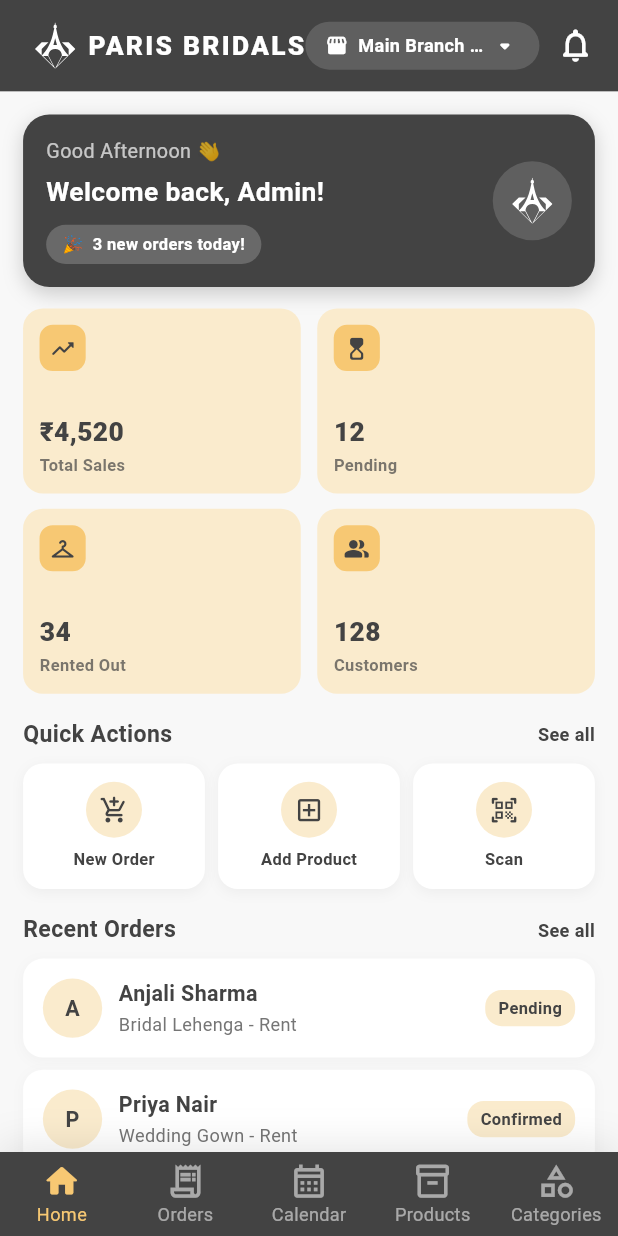
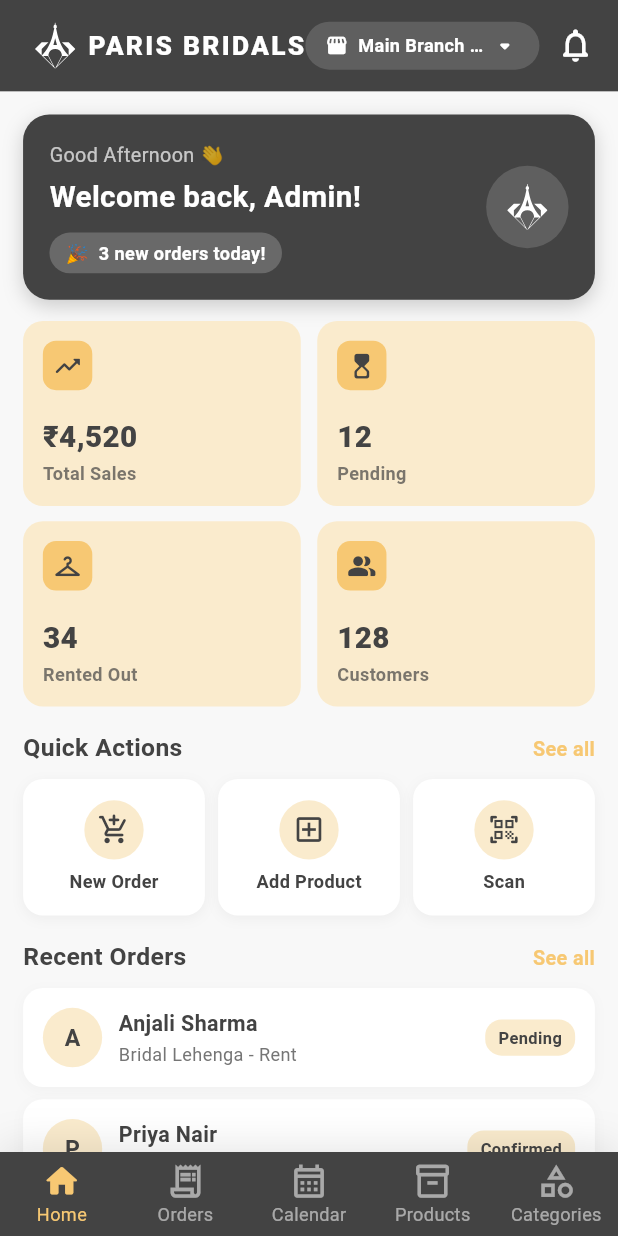
Before and after one commit to abijithsupportta/parisbridals, a Flutter app: the MainLayout screen opened directly, on a phone screen of 412 x 824 dp. Run offline on Flutter 3.47's test engine with Material 3 defaults, Android fonts, the phone set to English and light mode, and no system bars; our stand-ins replace cached_network_image, dio, flutter_dotenv, flutter_riverpod, flutter_secure_storage, flutter_svg and 2 more; accounts and stored records are empty; network calls fail.

Commit message:
feat: implement all 6 Flutter responsive golden rules - FittedBox, Flexible, maxLines, LayoutBuilder, Wrap, clamped scales

```diff
--- a/apps/mobile/lib/features/dashboard/views/dashboard_view.dart
+++ b/apps/mobile/lib/features/dashboard/views/dashboard_view.dart
@@ -19,7 +19,13 @@
         children: [
           _buildGreetingBanner(),
           SizedBox(height: Responsive.h(14)),
-          _buildSummaryCards(),
+          // LayoutBuilder: adaptive grid columns based on screen width
+          LayoutBuilder(
+            builder: (context, constraints) {
+              final crossAxisCount = constraints.maxWidth > 500 ? 3 : 2;
+              return _buildSummaryCards(crossAxisCount);
+            },
+          ),
           SizedBox(height: Responsive.h(16)),
           _buildSectionTitle('Quick Actions'),
           SizedBox(height: Responsive.h(8)),
@@ -36,7 +42,7 @@
 
   Widget _buildGreetingBanner() {
     return Container(
-      padding: Responsive.all(14),
+      padding: Responsive.all(16),
       decoration: BoxDecoration(
         color: _primary,
         borderRadius: BorderRadius.circular(Responsive.r(16)),
@@ -50,6 +56,7 @@
       ),
       child: Row(
         children: [
+          // Expanded so text column takes remaining space
           Expanded(
             child: Column(
               crossAxisAlignment: CrossAxisAlignment.start,
@@ -57,14 +64,21 @@
                 Text(
                   'Good Afternoon 👋',
                   style: TextStyle(color: Colors.white70, fontSize: Responsive.sp(12)),
+                  maxLines: 1,
+                  overflow: TextOverflow.ellipsis,
                 ),
                 SizedBox(height: Responsive.h(4)),
-                Text(
+                // FittedBox: auto-shrink if name is too long
+                FittedBox(
+                  fit: BoxFit.scaleDown,
+                  alignment: Alignment.centerLeft,
+                  child: Text(
                     'Welcome back, Admin!',
                     style: TextStyle(
                       color: Colors.white,
-                    fontSize: Responsive.sp(16),
+                      fontSize: Responsive.sp(18),
                       fontWeight: FontWeight.bold,
+                    ),
                   ),
                 ),
                 SizedBox(height: Responsive.h(10)),
@@ -76,7 +90,9 @@
                   ),
                   child: Text(
                     '🎉  3 new orders today!',
-                    style: TextStyle(color: Colors.white, fontSize: Responsive.sp(10), fontWeight: FontWeight.w600),
+                    style: TextStyle(color: Colors.white, fontSize: Responsive.sp(11), fontWeight: FontWeight.w600),
+                    maxLines: 1,
+                    overflow: TextOverflow.ellipsis,
                   ),
                 ),
               ],
@@ -84,8 +100,8 @@
           ),
           SizedBox(width: Responsive.w(10)),
           Container(
-            width: Responsive.w(48),
-            height: Responsive.w(48),
+            width: Responsive.w(50),
+            height: Responsive.w(50),
             decoration: BoxDecoration(
               color: Colors.white.withValues(alpha: 0.15),
               shape: BoxShape.circle,
@@ -104,28 +120,28 @@
     );
   }
 
-  Widget _buildSummaryCards() {
+  Widget _buildSummaryCards(int crossAxisCount) {
     return GridView.count(
-      crossAxisCount: 2,
+      crossAxisCount: crossAxisCount,
       crossAxisSpacing: Responsive.w(10),
       mainAxisSpacing: Responsive.h(10),
       shrinkWrap: true,
       physics: const NeverScrollableScrollPhysics(),
       childAspectRatio: 1.5,
       children: [
-        _buildStatCard('Total Sales',   '₹4,520', Icons.trending_up_rounded,  _primary, _surface),
-        _buildStatCard('Pending',       '12',     Icons.hourglass_top_rounded, _primary, _surface),
-        _buildStatCard('Rented Out',    '34',     Icons.checkroom_rounded,     _primary, _surface),
-        _buildStatCard('Customers',     '128',    Icons.people_alt_rounded,    _primary, _surface),
+        _buildStatCard('Total Sales',   '₹4,520', Icons.trending_up_rounded),
+        _buildStatCard('Pending',       '12',     Icons.hourglass_top_rounded),
+        _buildStatCard('Rented Out',    '34',     Icons.checkroom_rounded),
+        _buildStatCard('Customers',     '128',    Icons.people_alt_rounded),
       ],
     );
   }
 
-  Widget _buildStatCard(String title, String value, IconData icon, Color accent, Color bg) {
+  Widget _buildStatCard(String title, String value, IconData icon) {
     return Container(
-      padding: Responsive.all(10),
+      padding: Responsive.all(12),
       decoration: BoxDecoration(
-        color: bg,
+        color: _surface,
         borderRadius: BorderRadius.circular(Responsive.r(12)),
       ),
       child: Column(
@@ -137,17 +153,24 @@
               color: _accent,
               borderRadius: BorderRadius.circular(Responsive.r(8)),
             ),
-            child: Icon(icon, size: Responsive.icon(16), color: _primary),
+            child: Icon(icon, size: Responsive.icon(18), color: _primary),
           ),
           const Spacer(),
-          Text(
+          // FittedBox: auto-shrink large numbers
+          FittedBox(
+            fit: BoxFit.scaleDown,
+            alignment: Alignment.centerLeft,
+            child: Text(
               value,
-            style: TextStyle(fontSize: Responsive.sp(16), fontWeight: FontWeight.w800, color: accent),
+              style: TextStyle(fontSize: Responsive.sp(18), fontWeight: FontWeight.w800, color: _primary),
+            ),
           ),
           SizedBox(height: Responsive.h(2)),
           Text(
             title,
-            style: TextStyle(fontSize: Responsive.sp(10), fontWeight: FontWeight.w600, color: accent.withValues(alpha: 0.7)),
+            style: TextStyle(fontSize: Responsive.sp(11), fontWeight: FontWeight.w600, color: _primary.withValues(alpha: 0.7)),
+            maxLines: 1,
+            overflow: TextOverflow.ellipsis,
           ),
         ],
       ),
@@ -155,27 +178,31 @@
   }
 
   Widget _buildQuickActions() {
-    return Row(
+    // Wrap: flows to next line if 3 chips don't fit
+    return Wrap(
+      spacing: Responsive.w(8),
+      runSpacing: Responsive.h(8),
       children: [
-        _buildActionChip('New Order',   Icons.add_shopping_cart_rounded, _primary),
-        SizedBox(width: Responsive.w(8)),
-        _buildActionChip('Add Product', Icons.add_box_outlined,         _primary),
-        SizedBox(width: Responsive.w(8)),
-        _buildActionChip('Scan',        Icons.qr_code_scanner_rounded,  _primary),
+        _buildActionChip('New Order',   Icons.add_shopping_cart_rounded),
+        _buildActionChip('Add Product', Icons.add_box_outlined),
+        _buildActionChip('Scan',        Icons.qr_code_scanner_rounded),
       ],
     );
   }
 
-  Widget _buildActionChip(String label, IconData icon, Color color) {
-    return Expanded(
+  Widget _buildActionChip(String label, IconData icon) {
+    // Each chip takes roughly 1/3 of available width minus spacing
+    final chipWidth = (Responsive.screenWidth - Responsive.w(44)) / 3;
+    return SizedBox(
+      width: chipWidth,
       child: Container(
-        padding: Responsive.symmetric(vertical: 12),
+        padding: Responsive.symmetric(vertical: 14),
         decoration: BoxDecoration(
           color: Colors.white,
           borderRadius: BorderRadius.circular(Responsive.r(12)),
           boxShadow: [
             BoxShadow(
-              color: color.withValues(alpha: 0.06),
+              color: _primary.withValues(alpha: 0.06),
               blurRadius: Responsive.r(6),
               offset: Offset(0, Responsive.h(2)),
             ),
@@ -189,13 +216,15 @@
                 color: _surface,
                 shape: BoxShape.circle,
               ),
-              child: Icon(icon, size: Responsive.icon(18), color: color),
+              child: Icon(icon, size: Responsive.icon(20), color: _primary),
             ),
             SizedBox(height: Responsive.h(6)),
-            Text(
+            FittedBox(
+              fit: BoxFit.scaleDown,
+              child: Text(
                 label,
-              style: TextStyle(fontSize: Responsive.sp(10), fontWeight: FontWeight.w700, color: color),
-              overflow: TextOverflow.ellipsis,
+                style: TextStyle(fontSize: Responsive.sp(11), fontWeight: FontWeight.w700, color: _primary),
+              ),
             ),
           ],
         ),
@@ -206,14 +235,17 @@
   Widget _buildSectionTitle(String title) {
     return Row(
       children: [
-        Text(
+        Expanded(
+          child: Text(
             title,
-          style: TextStyle(fontSize: Responsive.sp(14), fontWeight: FontWeight.bold, color: _primary),
+            style: TextStyle(fontSize: Responsive.sp(15), fontWeight: FontWeight.bold, color: _primary),
+            maxLines: 1,
+            overflow: TextOverflow.ellipsis,
           ),
-        const Spacer(),
+        ),
         Text(
           'See all',
-          style: TextStyle(fontSize: Responsive.sp(11), fontWeight: FontWeight.w600, color: _primary),
+          style: TextStyle(fontSize: Responsive.sp(12), fontWeight: FontWeight.w600, color: _accent),
         ),
       ],
     );
@@ -221,9 +253,9 @@
 
   Widget _buildRecentOrders() {
     final orders = [
-      _OrderData('Anjali Sharma',  'Bridal Lehenga - Rent',    'Pending',   _primary),
-      _OrderData('Priya Nair',     'Wedding Gown - Rent',      'Confirmed', _primary),
-      _OrderData('Meera Thomas',   'Reception Saree - Return', 'Returned',  _primary),
+      _OrderData('Anjali Sharma',  'Bridal Lehenga - Rent',    'Pending'),
+      _OrderData('Priya Nair',     'Wedding Gown - Rent',      'Confirmed'),
+      _OrderData('Meera Thomas',   'Reception Saree - Return', 'Returned'),
     ];
 
     return Column(
@@ -249,21 +281,36 @@
                 backgroundColor: _surface,
                 child: Text(
                   order.name[0],
-                  style: TextStyle(fontWeight: FontWeight.bold, color: order.statusColor, fontSize: Responsive.sp(13)),
+                  style: TextStyle(fontWeight: FontWeight.bold, color: _primary, fontSize: Responsive.sp(14)),
                 ),
               ),
               SizedBox(width: Responsive.w(10)),
+              // Expanded: text takes remaining space
               Expanded(
                 child: Column(
                   crossAxisAlignment: CrossAxisAlignment.start,
                   children: [
-                    Text(order.name, style: TextStyle(fontWeight: FontWeight.w600, fontSize: Responsive.sp(13), color: _primary)),
+                    Text(
+                      order.name,
+                      style: TextStyle(fontWeight: FontWeight.w600, fontSize: Responsive.sp(13), color: _primary),
+                      maxLines: 1,
+                      overflow: TextOverflow.ellipsis,
+                    ),
                     SizedBox(height: Responsive.h(2)),
-                    Text(order.product, style: TextStyle(color: Colors.grey[600], fontSize: Responsive.sp(11))),
+                    Text(
+                      order.product,
+                      style: TextStyle(color: Colors.grey[600], fontSize: Responsive.sp(11)),
+                      maxLines: 1,
+                      overflow: TextOverflow.ellipsis,
+                    ),
                   ],
                 ),
               ),
-              Container(
+              SizedBox(width: Responsive.w(6)),
+              // Flexible badge: shrinks if no space
+              Flexible(
+                flex: 0,
+                child: Container(
                   padding: Responsive.symmetric(horizontal: 8, vertical: 4),
                   decoration: BoxDecoration(
                     color: _surface,
@@ -271,7 +318,10 @@
                   ),
                   child: Text(
                     order.status,
-                  style: TextStyle(color: order.statusColor, fontSize: Responsive.sp(10), fontWeight: FontWeight.w700),
+                    style: TextStyle(color: _primary, fontSize: Responsive.sp(10), fontWeight: FontWeight.w700),
+                    maxLines: 1,
+                    overflow: TextOverflow.ellipsis,
+                  ),
                 ),
               ),
             ],
@@ -286,6 +336,5 @@
   final String name;
   final String product;
   final String status;
-  final Color statusColor;
-  const _OrderData(this.name, this.product, this.status, this.statusColor);
+  const _OrderData(this.name, this.product, this.status);
 }
```
Also changed, not shown: apps/mobile/lib/features/products/views/product_detail_view.dart (+81 -22 lines), apps/mobile/lib/features/products/views/products_view.dart (+52 -32 lines), 1 other file. Lines whose indentation alone changed are shown as unchanged.
